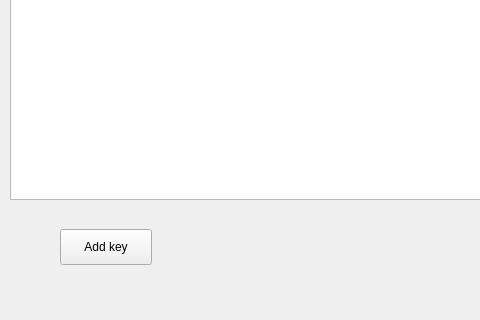
Old version of the form mainwindow.ui in the repository kieranmckenzie/teamworking_key_management_app; both pictures show x 0 to 480 and y 248 to 568 of the 771 by 568 pixel window.
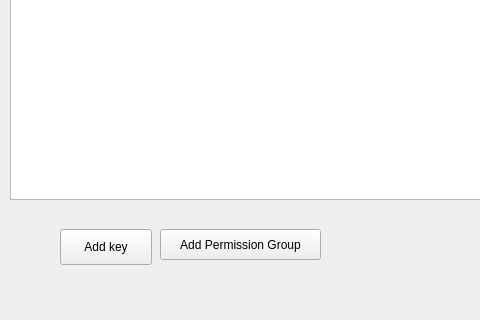
New version of the form.

The edit to the form file:
```diff
--- a/mainwindow.ui
+++ b/mainwindow.ui
@@ -93,6 +93,19 @@
      </rect>
     </property>
    </widget>
+   <widget class="QPushButton" name="main_addPermissionGroup">
+    <property name="geometry">
+     <rect>
+      <x>160</x>
+      <y>460</y>
+      <width>161</width>
+      <height>31</height>
+     </rect>
+    </property>
+    <property name="text">
+     <string>Add Permission Group</string>
+    </property>
+   </widget>
   </widget>
   <widget class="QMenuBar" name="menuBar">
    <property name="geometry">
```
Left out of the diff: 2 changed lines with no effect on the pictures.
